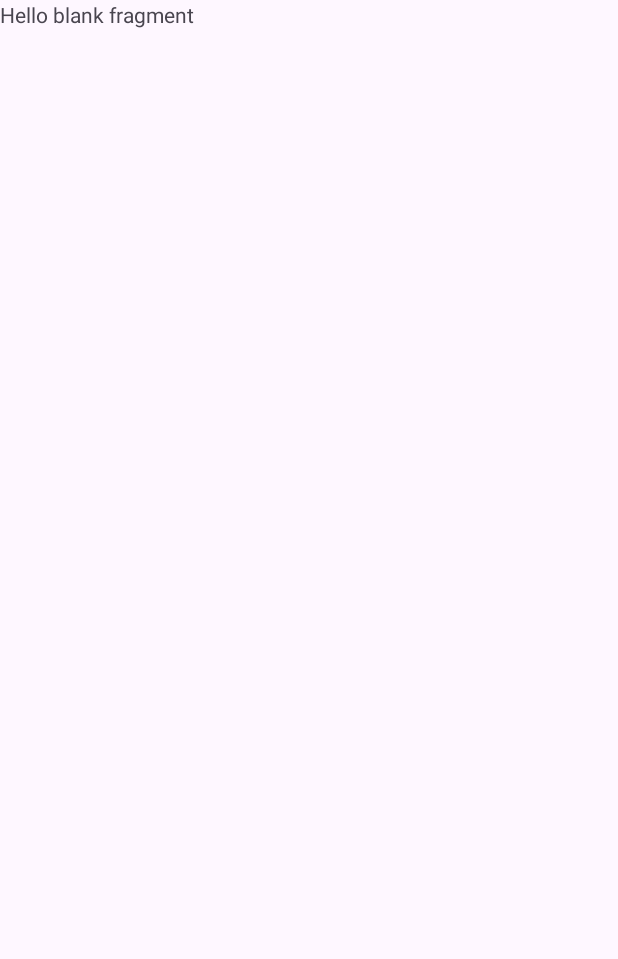
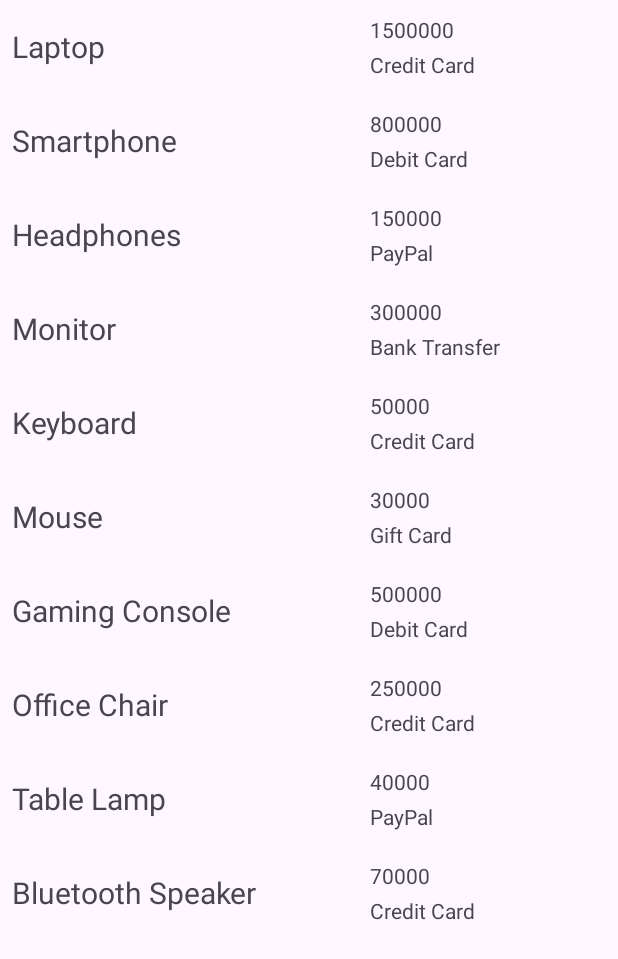
Before and after one commit to mmol93/animationSample, an Android app: the screen it shows after launch (MainActivity), on a phone screen of 412 x 824 dp. Before the commit the part shown is almost empty. Shown: the top 959 px of the screen. Run offline under Robolectric (Android 15) with nearby library versions, the phone set to English and light mode, and no system bars; our stand-ins replace data binding.

Commit message:
1. set up navigation with animation. 2. set dummy data.

```diff
--- /dev/null
+++ b/app/src/main/java/com/example/testanimation/adapter/PaymentAdapter.kt
@@ -0,0 +1,58 @@
+package com.example.testanimation.adapter
+
+import android.view.LayoutInflater
+import android.view.View
+import android.view.ViewGroup
+import androidx.recyclerview.widget.RecyclerView
+import com.example.testanimation.constant.PAYMENT_DATE_TRANSITION
+import com.example.testanimation.constant.PAYMENT_PRICE_TRANSITION
+import com.example.testanimation.constant.PAYMENT_TITLE_TRANSITION
+import com.example.testanimation.databinding.ItemPaymentBinding
+import com.example.testanimation.model.PaymentDetail
+
+class PaymentAdapter(
+    private val paymentList: List<PaymentDetail>,
+    private val clickEvent: (view: View, paymentId: Int) -> Unit
+) :
+    RecyclerView.Adapter<PaymentAdapter.PaymentViewHolder>() {
+
+    private var lastSelectedId: Int? = null
+    /**
+     * `true` if we are expecting a reenter transition from the detail fragment.
+     */
+    val expectsTransition: Boolean
+        get() = lastSelectedId != null
+
+    inner class PaymentViewHolder(private val binding: ItemPaymentBinding) :
+        RecyclerView.ViewHolder(binding.root) {
+        fun bind(paymentDetail: PaymentDetail, position: Int) {
+            // binding을 통해 데이터 설정
+            binding.paymentTitleText.text = paymentDetail.title
+            binding.paymentTitleText.transitionName = PAYMENT_TITLE_TRANSITION
+
+            binding.paymentPriceText.text = paymentDetail.price.toString()
+            binding.paymentPriceText.transitionName = PAYMENT_PRICE_TRANSITION
+
+            binding.paymentDateText.text = paymentDetail.paymentType
+            binding.paymentDateText.transitionName = PAYMENT_DATE_TRANSITION
+
+            binding.root.setOnClickListener{
+                lastSelectedId = paymentList[position].id.toInt()
+                clickEvent(itemView, paymentList[position].id.toInt())
+            }
+        }
+    }
+
+    override fun onCreateViewHolder(parent: ViewGroup, viewType: Int): PaymentViewHolder {
+        val binding = ItemPaymentBinding.inflate(LayoutInflater.from(parent.context), parent, false)
+        return PaymentViewHolder(binding)
+    }
+
+    override fun onBindViewHolder(holder: PaymentViewHolder, position: Int) {
+        holder.bind(paymentList[position], position)
+    }
+
+    override fun getItemCount(): Int {
+        return paymentList.size
+    }
+}
--- /dev/null
+++ b/app/src/main/java/com/example/testanimation/constant/Duration.kt
@@ -0,0 +1,4 @@
+package com.example.testanimation.constant
+
+const val LARGE_EXPAND_DURATION = 300L
+const val LARGE_COLLAPSE_DURATION = 250L
--- /dev/null
+++ b/app/src/main/java/com/example/testanimation/constant/Interpolators.kt
@@ -0,0 +1,24 @@
+package com.example.testanimation.constant
+
+import android.animation.TimeInterpolator
+import androidx.core.view.animation.PathInterpolatorCompat
+
+/**
+ * Decelerate easing.
+ *
+ * Incoming elements are animated using deceleration easing, which starts a transition at peak
+ * velocity (the fastest point of an element’s movement) and ends at rest.
+ */
+val LINEAR_OUT_SLOW_IN: TimeInterpolator by lazy(LazyThreadSafetyMode.NONE) {
+    PathInterpolatorCompat.create(0f, 0f, 0.2f, 1f)
+}
+
+/**
+ * Accelerate easing.
+ *
+ * Elements exiting a screen use acceleration easing, where they start at rest and end at peak
+ * velocity.
+ */
+val FAST_OUT_LINEAR_IN: TimeInterpolator by lazy(LazyThreadSafetyMode.NONE) {
+    PathInterpolatorCompat.create(0.4f, 0f, 1f, 1f)
+}
--- /dev/null
+++ b/app/src/main/java/com/example/testanimation/constant/Transition.kt
@@ -0,0 +1,5 @@
+package com.example.testanimation.constant
+
+const val PAYMENT_TITLE_TRANSITION = "payment_title_transition"
+const val PAYMENT_PRICE_TRANSITION = "payment_price_transition"
+const val PAYMENT_DATE_TRANSITION = "payment_date_transition"
--- a/app/src/main/java/com/example/testanimation/fragment/FirstFragment.kt
+++ b/app/src/main/java/com/example/testanimation/fragment/FirstFragment.kt
@@ -4,11 +4,41 @@ import android.os.Bundle
 import android.view.LayoutInflater
 import android.view.View
 import android.view.ViewGroup
+import android.widget.TextView
+import androidx.core.os.bundleOf
+import androidx.core.view.doOnPreDraw
 import androidx.fragment.app.Fragment
+import androidx.navigation.findNavController
+import androidx.navigation.fragment.FragmentNavigatorExtras
+import androidx.recyclerview.widget.LinearLayoutManager
+import androidx.transition.Fade
+import com.example.testanimation.R
+import com.example.testanimation.adapter.PaymentAdapter
+import com.example.testanimation.constant.FAST_OUT_LINEAR_IN
+import com.example.testanimation.constant.LARGE_COLLAPSE_DURATION
+import com.example.testanimation.constant.LARGE_EXPAND_DURATION
+import com.example.testanimation.constant.LINEAR_OUT_SLOW_IN
+import com.example.testanimation.constant.PAYMENT_DATE_TRANSITION
+import com.example.testanimation.constant.PAYMENT_PRICE_TRANSITION
+import com.example.testanimation.constant.PAYMENT_TITLE_TRANSITION
 import com.example.testanimation.databinding.FragmentFirstBinding
+import com.example.testanimation.model.paymentDetails
+import java.util.concurrent.TimeUnit
 
 class FirstFragment : Fragment() {
     private lateinit var binding: FragmentFirstBinding
+    override fun onCreate(savedInstanceState: Bundle?) {
+        super.onCreate(savedInstanceState)
+        exitTransition = Fade(Fade.OUT).apply {
+            duration = LARGE_EXPAND_DURATION / 2
+            interpolator = FAST_OUT_LINEAR_IN
+        }
+        reenterTransition = Fade(Fade.IN).apply {
+            duration = LARGE_COLLAPSE_DURATION / 2
+            startDelay = LARGE_COLLAPSE_DURATION / 2
+            interpolator = LINEAR_OUT_SLOW_IN
+        }
+    }
 
     override fun onCreateView(
         inflater: LayoutInflater, container: ViewGroup?,
@@ -17,6 +47,29 @@ class FirstFragment : Fragment() {
         // Inflate the layout for this fragment
         binding = FragmentFirstBinding.inflate(inflater, container, false)
 
+        binding.paymentRecyclerView.run {
+            layoutManager = LinearLayoutManager(requireContext())
+
+            val paymentAdapter = PaymentAdapter(paymentDetails) { v, position ->
+                val bundle = bundleOf("paymentId" to position)
+                v.findNavController().navigate(
+                    R.id.action_firstFragment_to_secondFragment,
+                    args = bundle,
+                    navOptions = null,
+                    navigatorExtras = FragmentNavigatorExtras(
+                        v.findViewById<TextView>(R.id.payment_title_text) to PAYMENT_TITLE_TRANSITION,
+                        v.findViewById<TextView>(R.id.payment_price_text) to PAYMENT_PRICE_TRANSITION,
+                        v.findViewById<TextView>(R.id.payment_date_text) to PAYMENT_DATE_TRANSITION,
+                    )
+                )
+            }
+            if (paymentAdapter.expectsTransition) postponeEnterTransition(100L, TimeUnit.MILLISECONDS)
+            adapter = paymentAdapter
+        }
+        postponeEnterTransition()
+        binding.paymentRecyclerView.doOnPreDraw {
+            startPostponedEnterTransition()
+        }
         return binding.root
     }
 }
--- a/app/src/main/java/com/example/testanimation/model/PaymentDetail.kt
+++ b/app/src/main/java/com/example/testanimation/model/PaymentDetail.kt
@@ -1,6 +1,7 @@
 package com.example.testanimation.model
 
 data class PaymentDetail(
+    val id: String,
     val title: String,
     val price: Int,
     val paymentType: String,
@@ -8,14 +9,14 @@ data class PaymentDetail(
 )
 
 val paymentDetails = listOf(
-    PaymentDetail("Laptop", 1500000, "Credit Card", "2024-09-19"),
-    PaymentDetail("Smartphone", 800000, "Debit Card", "2024-09-19"),
-    PaymentDetail("Headphones", 150000, "PayPal", "2024-09-19"),
-    PaymentDetail("Monitor", 300000, "Bank Transfer", "2024-09-19"),
-    PaymentDetail("Keyboard", 50000, "Credit Card", "2024-09-19"),
-    PaymentDetail("Mouse", 30000, "Gift Card", "2024-09-19"),
-    PaymentDetail("Gaming Console", 500000, "Debit Card", "2024-09-19"),
-    PaymentDetail("Office Chair", 250000, "Credit Card", "2024-09-19"),
-    PaymentDetail("Table Lamp", 40000, "PayPal", "2024-09-19"),
-    PaymentDetail("Bluetooth Speaker", 70000, "Credit Card", "2024-09-19")
+    PaymentDetail("1","Laptop", 1500000, "Credit Card", "2024-09-19"),
+    PaymentDetail("2","Smartphone", 800000, "Debit Card", "2024-09-19"),
+    PaymentDetail("3","Headphones", 150000, "PayPal", "2024-09-19"),
+    PaymentDetail("4","Monitor", 300000, "Bank Transfer", "2024-09-19"),
+    PaymentDetail("5","Keyboard", 50000, "Credit Card", "2024-09-19"),
+    PaymentDetail("6","Mouse", 30000, "Gift Card", "2024-09-19"),
+    PaymentDetail("7","Gaming Console", 500000, "Debit Card", "2024-09-19"),
+    PaymentDetail("8","Office Chair", 250000, "Credit Card", "2024-09-19"),
+    PaymentDetail("9","Table Lamp", 40000, "PayPal", "2024-09-19"),
+    PaymentDetail("10","Bluetooth Speaker", 70000, "Credit Card", "2024-09-19")
 )
--- a/app/src/main/res/layout/fragment_first.xml
+++ b/app/src/main/res/layout/fragment_first.xml
@@ -1,17 +1,14 @@
 <?xml version="1.0" encoding="utf-8"?>
-<layout>
+<layout xmlns:android="http://schemas.android.com/apk/res/android">
 
-    <FrameLayout xmlns:android="http://schemas.android.com/apk/res/android"
-        xmlns:tools="http://schemas.android.com/tools"
+    <LinearLayout
         android:layout_width="match_parent"
-        android:layout_height="match_parent"
-        tools:context=".fragment.FirstFragment">
+        android:layout_height="match_parent">
 
-        <!-- TODO: Update blank fragment layout -->
-        <TextView
+        <androidx.recyclerview.widget.RecyclerView
+            android:id="@+id/payment_recyclerView"
             android:layout_width="match_parent"
-            android:layout_height="match_parent"
-            android:text="@string/hello_blank_fragment" />
+            android:layout_height="match_parent" />
 
-    </FrameLayout>
+    </LinearLayout>
 </layout>
--- a/app/src/main/res/layout/item_payment.xml
+++ b/app/src/main/res/layout/item_payment.xml
@@ -2,6 +2,7 @@
 <layout xmlns:tools="http://schemas.android.com/tools">
 
     <LinearLayout xmlns:android="http://schemas.android.com/apk/res/android"
+        android:id="@+id/container"
         android:layout_width="match_parent"
         android:layout_height="wrap_content"
         android:orientation="horizontal"
@@ -26,11 +27,11 @@
             android:orientation="vertical">
 
             <TextView
-                android:id="@+id/payment_type_text"
+                android:id="@+id/payment_price_text"
                 android:layout_width="match_parent"
                 android:layout_height="wrap_content"
                 android:paddingVertical="2dp"
-                tools:text="payment_type" />
+                tools:text="payment_price" />
 
             <TextView
                 android:id="@+id/payment_date_text"
@@ -40,6 +41,5 @@
                 tools:text="payment_date" />
         </LinearLayout>
 
-
     </LinearLayout>
 </layout>
--- a/app/src/main/res/navigation/nav_graph.xml
+++ b/app/src/main/res/navigation/nav_graph.xml
@@ -19,5 +19,9 @@
         android:id="@+id/secondFragment"
         android:name="com.example.testanimation.fragment.SecondFragment"
         android:label="fragment_second"
-        tools:layout="@layout/fragment_second" />
+        tools:layout="@layout/fragment_second">
+        <argument
+            android:name="paymentId"
+            app:argType="integer" />
+    </fragment>
 </navigation>
```
Also changed, not shown: app/build.gradle.kts (+5 -2 lines), app/src/main/java/com/example/testanimation/fragment/SecondFragment.kt (+33 -0 lines), app/src/main/res/layout/fragment_second.xml (+18 -7 lines).
